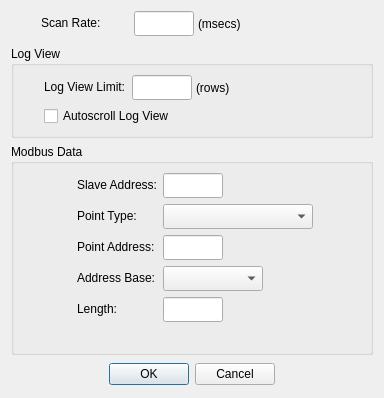
Qt form omodscan/dialogs/dialogdisplaydefinition.ui (sanny32/OpenModScan) before a commit.
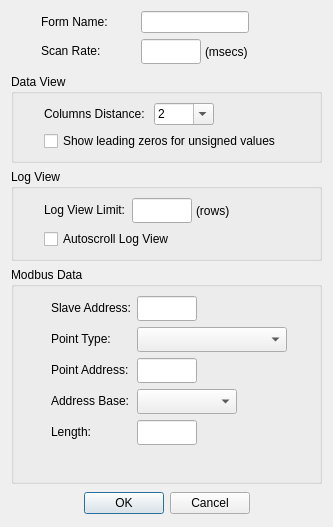
The same form after that commit. Custom widgets are drawn as their Qt base class.

Commit message: Added xml serialization, form name changing and display definition 'Show leading zeros for unsigned values'

The edit to the form file:
```diff
--- a/omodscan/dialogs/dialogdisplaydefinition.ui
+++ b/omodscan/dialogs/dialogdisplaydefinition.ui
@@ -6,8 +6,8 @@
    <rect>
     <x>0</x>
     <y>0</y>
-    <width>384</width>
-    <height>398</height>
+    <width>333</width>
+    <height>527</height>
    </rect>
   </property>
   <property name="windowTitle">
@@ -31,14 +31,14 @@
      <property name="bottomMargin">
       <number>4</number>
      </property>
-     <item row="0" column="0">
+     <item row="1" column="0">
       <widget class="QLabel" name="labelScanRate">
        <property name="text">
         <string>Scan Rate: </string>
        </property>
       </widget>
      </item>
-     <item row="0" column="1">
+     <item row="1" column="1">
       <layout class="QHBoxLayout" name="horizontalLayout">
        <property name="spacing">
         <number>4</number>
@@ -75,7 +75,44 @@
        <item>
         <spacer name="horizontalSpacer">
          <property name="orientation">
-          <enum>Qt::Horizontal</enum>
+          <enum>Qt::Orientation::Horizontal</enum>
+         </property>
+         <property name="sizeHint" stdset="0">
+          <size>
+           <width>40</width>
+           <height>20</height>
+          </size>
+         </property>
+        </spacer>
+       </item>
+      </layout>
+     </item>
+     <item row="0" column="0">
+      <widget class="QLabel" name="labelFormName">
+       <property name="text">
+        <string>Form Name: </string>
+       </property>
+      </widget>
+     </item>
+     <item row="0" column="1">
+      <layout class="QHBoxLayout" name="horizontalLayout_3">
+       <item>
+        <widget class="QLineEdit" name="lineEditFormName">
+         <property name="sizePolicy">
+          <sizepolicy hsizetype="Fixed" vsizetype="Fixed">
+           <horstretch>0</horstretch>
+           <verstretch>0</verstretch>
+          </sizepolicy>
+         </property>
+        </widget>
+       </item>
+       <item>
+        <spacer name="horizontalSpacer_3">
+         <property name="orientation">
+          <enum>Qt::Orientation::Horizontal</enum>
+         </property>
+         <property name="sizeType">
+          <enum>QSizePolicy::Policy::Fixed</enum>
          </property>
          <property name="sizeHint" stdset="0">
           <size>
@@ -89,6 +126,83 @@
      </item>
     </layout>
    </item>
+   <item>
+    <widget class="QGroupBox" name="groupBoxDataView">
+     <property name="title">
+      <string>Data View</string>
+     </property>
+     <layout class="QFormLayout" name="formLayout_4">
+      <property name="formAlignment">
+       <set>Qt::AlignmentFlag::AlignLeading|Qt::AlignmentFlag::AlignLeft|Qt::AlignmentFlag::AlignTop</set>
+      </property>
+      <property name="leftMargin">
+       <number>30</number>
+      </property>
+      <property name="rightMargin">
+       <number>30</number>
+      </property>
+      <item row="0" column="0">
+       <widget class="QLabel" name="labelColumnsDistance">
+        <property name="text">
+         <string>Columns Distance: </string>
+        </property>
+       </widget>
+      </item>
+      <item row="0" column="1">
+       <widget class="QComboBox" name="comboBoxColumnsDistance">
+        <property name="sizePolicy">
+         <sizepolicy hsizetype="Fixed" vsizetype="Fixed">
+          <horstretch>0</horstretch>
+          <verstretch>0</verstretch>
+         </sizepolicy>
+        </property>
+        <property name="minimumSize">
+         <size>
+          <width>25</width>
+          <height>0</height>
+         </size>
+        </property>
+        <property name="maximumSize">
+         <size>
+          <width>60</width>
+          <height>16777215</height>
+         </size>
+        </property>
+        <property name="editable">
+         <bool>true</bool>
+        </property>
+        <item>
+         <property name="text">
+          <string notr="true">2</string>
+         </property>
+        </item>
+        <item>
+         <property name="text">
+          <string notr="true">4</string>
+         </property>
+        </item>
+        <item>
+         <property name="text">
+          <string notr="true">8</string>
+         </property>
+        </item>
+        <item>
+         <property name="text">
+          <string notr="true">16</string>
+         </property>
+        </item>
+       </widget>
+      </item>
+      <item row="1" column="0" colspan="2">
+       <widget class="QCheckBox" name="checkBoxLeadingZeros">
+        <property name="text">
+         <string>Show leading zeros for unsigned values</string>
+        </property>
+       </widget>
+      </item>
+     </layout>
+    </widget>
+   </item>
    <item>
     <widget class="QGroupBox" name="groupBox_2">
      <property name="title">
```
Left out of the diff: 12 changed lines with no effect on the pictures. The commit also changes 33 other files.
